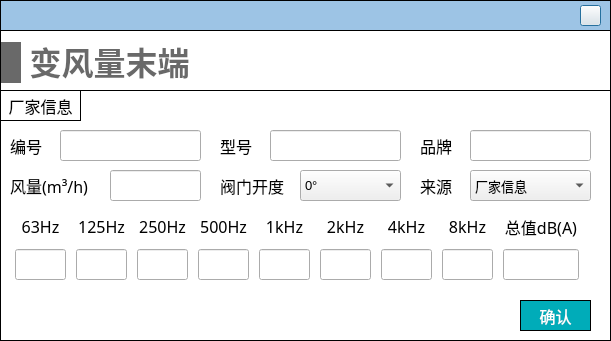
Before: the Qt Designer form NoiseCalSoft/inputDialog/dialog_vav_terminal.ui in haobana/NoiCal, drawn with Qt 5.
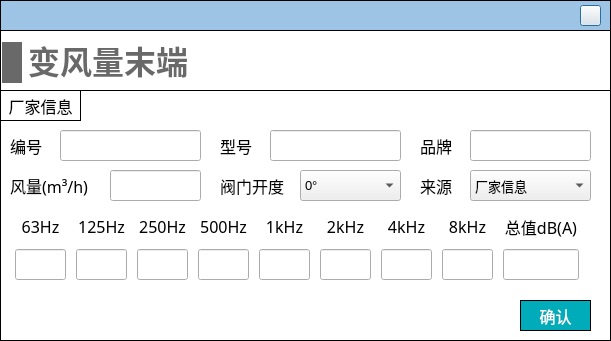
After: the same form once the commit is applied. Icons and pictures are not drawn.

The edit to the form file:
```diff
--- a/NoiseCalSoft/inputDialog/dialog_vav_terminal.ui
+++ b/NoiseCalSoft/inputDialog/dialog_vav_terminal.ui
@@ -879,18 +879,15 @@
      </property>
     </widget>
    </widget>
-   <widget class="QWidget" name="layoutWidget_5">
-    <property name="geometry">
-     <rect>
-      <x>1</x>
-      <y>10</y>
-      <width>191</width>
-      <height>45</height>
-     </rect>
-    </property>
-    <layout class="QHBoxLayout" name="horizontalLayout_18">
-     <item>
       <widget class="QLabel" name="label_16">
+    <property name="geometry">
+     <rect>
+      <x>2</x>
+      <y>12</y>
+      <width>20</width>
+      <height>41</height>
+     </rect>
+    </property>
        <property name="minimumSize">
         <size>
          <width>20</width>
@@ -913,9 +910,15 @@
         <string/>
        </property>
       </widget>
-     </item>
-     <item>
       <widget class="QLabel" name="label_17">
+    <property name="geometry">
+     <rect>
+      <x>28</x>
+      <y>11</y>
+      <width>160</width>
+      <height>43</height>
+     </rect>
+    </property>
        <property name="font">
         <font>
          <family>Microsoft YaHei</family>
@@ -935,9 +938,6 @@
        <property name="alignment">
         <set>Qt::AlignBottom|Qt::AlignHCenter</set>
        </property>
-      </widget>
-     </item>
-    </layout>
    </widget>
   </widget>
  </widget>
```
Lines whose indentation alone changed are shown as unchanged.
